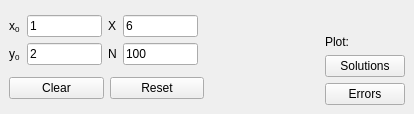
Above: designs/source/main.ui from WinnerOK/DE-numerical-methods before the change. Below: the same form after it.
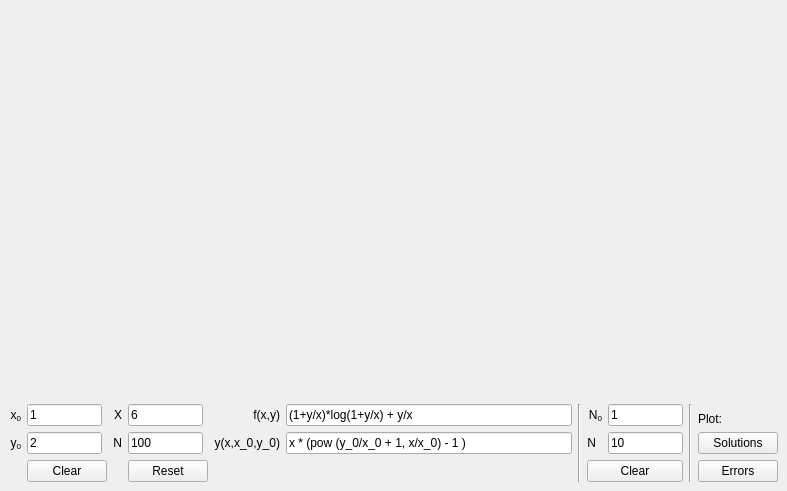
That is the form after the change.

The edit to the form file:
```diff
--- a/designs/source/main.ui
+++ b/designs/source/main.ui
@@ -6,8 +6,8 @@
    <rect>
     <x>0</x>
     <y>0</y>
-    <width>414</width>
-    <height>114</height>
+    <width>787</width>
+    <height>491</height>
    </rect>
   </property>
   <property name="sizePolicy">
@@ -35,13 +35,101 @@
    <property name="layoutDirection">
     <enum>Qt::LeftToRight</enum>
    </property>
-   <layout class="QHBoxLayout" name="horizontalLayout_2">
+   <layout class="QGridLayout" name="gridLayout">
+    <item row="1" column="4">
+     <layout class="QVBoxLayout" name="button_layout">
     <item>
-     <layout class="QGridLayout" name="gridLayout_2">
-      <item row="1" column="0" colspan="2">
-       <layout class="QHBoxLayout" name="horizontalLayout">
+       <widget class="QLabel" name="label">
+        <property name="text">
+         <string>Plot:</string>
+        </property>
+        <property name="alignment">
+         <set>Qt::AlignBottom|Qt::AlignLeading|Qt::AlignLeft</set>
+        </property>
+       </widget>
+      </item>
         <item>
-         <widget class="QPushButton" name="clear_Button">
+       <widget class="QPushButton" name="solutions_Button">
+        <property name="text">
+         <string>Solutions</string>
+        </property>
+       </widget>
+      </item>
+      <item>
+       <widget class="QPushButton" name="error_Button">
+        <property name="text">
+         <string>Errors</string>
+        </property>
+       </widget>
+      </item>
+     </layout>
+    </item>
+    <item row="1" column="2">
+     <layout class="QVBoxLayout" name="error_Layout">
+      <item>
+       <layout class="QFormLayout" name="error_input_Layout">
+        <item row="0" column="0">
+         <widget class="QLabel" name="n0_error_Label">
+          <property name="text">
+           <string>N&lt;sub&gt;0&lt;/sub&gt;</string>
+          </property>
+          <property name="alignment">
+           <set>Qt::AlignRight|Qt::AlignTrailing|Qt::AlignVCenter</set>
+          </property>
+         </widget>
+        </item>
+        <item row="0" column="1">
+         <widget class="QLineEdit" name="n0_error_Input">
+          <property name="sizePolicy">
+           <sizepolicy hsizetype="Maximum" vsizetype="Maximum">
+            <horstretch>0</horstretch>
+            <verstretch>0</verstretch>
+           </sizepolicy>
+          </property>
+          <property name="maximumSize">
+           <size>
+            <width>75</width>
+            <height>16777215</height>
+           </size>
+          </property>
+          <property name="text">
+           <string>1</string>
+          </property>
+         </widget>
+        </item>
+        <item row="1" column="0">
+         <widget class="QLabel" name="n_error_Label">
+          <property name="text">
+           <string>N</string>
+          </property>
+          <property name="alignment">
+           <set>Qt::AlignRight|Qt::AlignTrailing|Qt::AlignVCenter</set>
+          </property>
+         </widget>
+        </item>
+        <item row="1" column="1">
+         <widget class="QLineEdit" name="n_error_Input">
+          <property name="sizePolicy">
+           <sizepolicy hsizetype="Maximum" vsizetype="Maximum">
+            <horstretch>0</horstretch>
+            <verstretch>0</verstretch>
+           </sizepolicy>
+          </property>
+          <property name="maximumSize">
+           <size>
+            <width>75</width>
+            <height>16777215</height>
+           </size>
+          </property>
+          <property name="text">
+           <string>10</string>
+          </property>
+         </widget>
+        </item>
+       </layout>
+      </item>
+      <item>
+       <widget class="QPushButton" name="clear_error_Button">
           <property name="toolTip">
            <string>Clear input fields</string>
           </property>
@@ -50,25 +138,67 @@
           </property>
          </widget>
         </item>
-        <item>
-         <widget class="QPushButton" name="reset_Button">
-          <property name="toolTip">
-           <string>Reset input to default</string>
-          </property>
-          <property name="text">
-           <string>Reset</string>
-          </property>
-         </widget>
-        </item>
-       </layout>
-      </item>
-      <item row="0" column="0">
+     </layout>
+    </item>
+    <item row="1" column="3">
+     <widget class="Line" name="line_2">
+      <property name="orientation">
+       <enum>Qt::Vertical</enum>
+      </property>
+     </widget>
+    </item>
+    <item row="1" column="0">
        <layout class="QGridLayout" name="input_Layout">
+      <item row="2" column="1">
+       <widget class="QPushButton" name="clear_input_Button">
+        <property name="toolTip">
+         <string>Clear input fields</string>
+        </property>
+        <property name="text">
+         <string>Clear</string>
+        </property>
+       </widget>
+      </item>
+      <item row="1" column="3">
+       <widget class="QLineEdit" name="n_Input">
+        <property name="sizePolicy">
+         <sizepolicy hsizetype="Maximum" vsizetype="Maximum">
+          <horstretch>0</horstretch>
+          <verstretch>0</verstretch>
+         </sizepolicy>
+        </property>
+        <property name="maximumSize">
+         <size>
+          <width>75</width>
+          <height>16777215</height>
+         </size>
+        </property>
+        <property name="toolTip">
+         <string>A positive integer</string>
+        </property>
+        <property name="text">
+         <string>100</string>
+        </property>
+       </widget>
+      </item>
         <item row="0" column="2">
          <widget class="QLabel" name="x_Label">
           <property name="text">
            <string>X</string>
           </property>
+        <property name="alignment">
+         <set>Qt::AlignRight|Qt::AlignTrailing|Qt::AlignVCenter</set>
+        </property>
+       </widget>
+      </item>
+      <item row="2" column="3">
+       <widget class="QPushButton" name="reset_input_Button">
+        <property name="toolTip">
+         <string>Reset input to default</string>
+        </property>
+        <property name="text">
+         <string>Reset</string>
+        </property>
          </widget>
         </item>
         <item row="1" column="2">
@@ -76,10 +206,23 @@
           <property name="text">
            <string>N</string>
           </property>
-         </widget>
-        </item>
-        <item row="1" column="3">
-         <widget class="QLineEdit" name="n_Input">
+        <property name="alignment">
+         <set>Qt::AlignRight|Qt::AlignTrailing|Qt::AlignVCenter</set>
+        </property>
+       </widget>
+      </item>
+      <item row="1" column="0">
+       <widget class="QLabel" name="y0_Label">
+        <property name="text">
+         <string>y&lt;sub&gt;0&lt;/sub&gt;</string>
+        </property>
+        <property name="alignment">
+         <set>Qt::AlignRight|Qt::AlignTrailing|Qt::AlignVCenter</set>
+        </property>
+       </widget>
+      </item>
+      <item row="1" column="1">
+       <widget class="QLineEdit" name="y0_Input">
           <property name="sizePolicy">
            <sizepolicy hsizetype="Maximum" vsizetype="Maximum">
             <horstretch>0</horstretch>
@@ -93,10 +236,10 @@
            </size>
           </property>
           <property name="toolTip">
-           <string>A positive integer</string>
+         <string>A rational number</string>
           </property>
           <property name="text">
-           <string>100</string>
+         <string>2</string>
           </property>
          </widget>
         </item>
@@ -147,85 +290,114 @@
           </property>
          </widget>
         </item>
-        <item row="1" column="0">
-         <widget class="QLabel" name="y0_Label">
-          <property name="text">
-           <string>y&lt;sub&gt;0&lt;/sub&gt;</string>
-          </property>
-         </widget>
-        </item>
-        <item row="1" column="1">
-         <widget class="QLineEdit" name="y0_Input">
-          <property name="sizePolicy">
-           <sizepolicy hsizetype="Maximum" vsizetype="Maximum">
-            <horstretch>0</horstretch>
-            <verstretch>0</verstretch>
-           </sizepolicy>
-          </property>
-          <property name="maximumSize">
-           <size>
-            <width>75</width>
-            <height>16777215</height>
-           </size>
-          </property>
-          <property name="toolTip">
-           <string>A rational number</string>
-          </property>
-          <property name="text">
-           <string>2</string>
-          </property>
-         </widget>
-        </item>
         <item row="0" column="0">
          <widget class="QLabel" name="x0_Label">
           <property name="text">
            <string>x&lt;sub&gt;0&lt;/sub&gt;</string>
           </property>
-         </widget>
-        </item>
-       </layout>
+        <property name="alignment">
+         <set>Qt::AlignRight|Qt::AlignTrailing|Qt::AlignVCenter</set>
+        </property>
+       </widget>
+      </item>
+      <item row="1" column="4">
+       <widget class="QLabel" name="y_exact_Label">
+        <property name="text">
+         <string>y(x,x_0,y_0)</string>
+        </property>
+        <property name="alignment">
+         <set>Qt::AlignRight|Qt::AlignTrailing|Qt::AlignVCenter</set>
+        </property>
+       </widget>
       </item>
+      <item row="0" column="4">
+       <widget class="QLabel" name="f_Label">
+        <property name="layoutDirection">
+         <enum>Qt::LeftToRight</enum>
+        </property>
+        <property name="text">
+         <string>f(x,y)</string>
+        </property>
+        <property name="alignment">
+         <set>Qt::AlignRight|Qt::AlignTrailing|Qt::AlignVCenter</set>
+        </property>
+       </widget>
+      </item>
+      <item row="1" column="5">
+       <widget class="QLineEdit" name="y_exact_Input">
+        <property name="sizePolicy">
+         <sizepolicy hsizetype="MinimumExpanding" vsizetype="Maximum">
+          <horstretch>0</horstretch>
+          <verstretch>0</verstretch>
+         </sizepolicy>
+        </property>
+        <property name="maximumSize">
+         <size>
+          <width>16777215</width>
+          <height>16777215</height>
+         </size>
+        </property>
+        <property name="text">
+         <string>x * (pow (y_0/x_0 + 1, x/x_0) - 1 )</string>
+        </property>
+       </widget>
+      </item>
+      <item row="0" column="5">
+       <widget class="QLineEdit" name="f_Input">
+        <property name="sizePolicy">
+         <sizepolicy hsizetype="MinimumExpanding" vsizetype="Maximum">
+          <horstretch>0</horstretch>
+          <verstretch>0</verstretch>
+         </sizepolicy>
+        </property>
+        <property name="maximumSize">
+         <size>
+          <width>16777215</width>
+          <height>16777215</height>
+         </size>
+        </property>
+        <property name="text">
+         <string>(1+y/x)*log(1+y/x) + y/x</string>
+        </property>
+       </widget>
+      </item>
      </layout>
     </item>
+    <item row="1" column="1">
+     <widget class="Line" name="line">
+      <property name="orientation">
+       <enum>Qt::Vertical</enum>
+      </property>
+     </widget>
+    </item>
+    <item row="0" column="0" colspan="4">
+     <widget class="QWidget" name="graph_widget" native="true">
+      <property name="sizePolicy">
+       <sizepolicy hsizetype="Expanding" vsizetype="Expanding">
+        <horstretch>0</horstretch>
+        <verstretch>0</verstretch>
+       </sizepolicy>
+      </property>
+     </widget>
+    </item>
+    <item row="0" column="4">
+     <layout class="QVBoxLayout" name="checkbox_Layout">
+      <property name="sizeConstraint">
+       <enum>QLayout::SetDefaultConstraint</enum>
+      </property>
     <item>
-     <spacer name="horizontalSpacer_2">
+       <spacer name="verticalSpacer">
       <property name="orientation">
-       <enum>Qt::Horizontal</enum>
+         <enum>Qt::Vertical</enum>
       </property>
       <property name="sizeHint" stdset="0">
        <size>
-        <width>40</width>
-        <height>20</height>
+          <width>20</width>
+          <height>40</height>
        </size>
       </property>
      </spacer>
     </item>
-    <item>
-     <layout class="QVBoxLayout" name="verticalLayout_2">
-      <item>
-       <widget class="QLabel" name="label">
-        <property name="text">
-         <string>Plot:</string>
-        </property>
-        <property name="alignment">
-         <set>Qt::AlignBottom|Qt::AlignLeading|Qt::AlignLeft</set>
-        </property>
-       </widget>
-      </item>
-      <item>
-       <widget class="QPushButton" name="solutions_Button">
-        <property name="text">
-         <string>Solutions</string>
-        </property>
-       </widget>
-      </item>
-      <item>
-       <widget class="QPushButton" name="error_Button">
-        <property name="text">
-         <string>Errors</string>
-        </property>
-       </widget>
-      </item>
      </layout>
     </item>
    </layout>
```
Left out of the diff: 72 changed lines with no effect on the pictures. Lines whose indentation alone changed are shown as unchanged.
